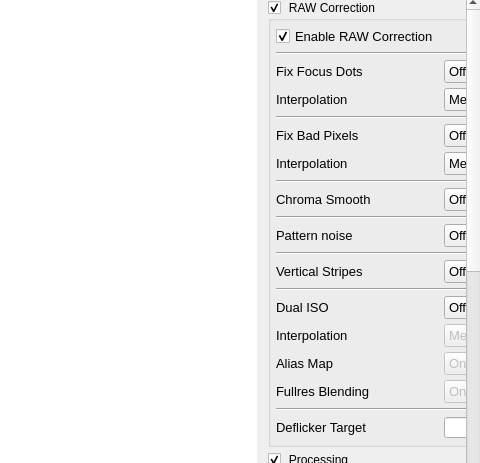
This is platform/qt/MainWindow.ui in ilia3101/MLV-App as Qt 5 draws it before an edit; both pictures show x 720 to 1200 and y 141 to 604 of the 1200 by 700 pixel window. The edited form follows.
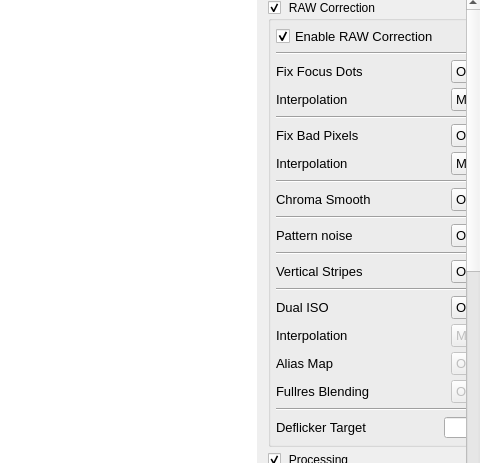
This is the edited form. Icons and pictures are not drawn. Custom widgets are drawn as their Qt base class.

Commit message: QtApp: GUI correction combobox size

Patch:
```diff
--- a/platform/qt/MainWindow.ui
+++ b/platform/qt/MainWindow.ui
@@ -455,7 +455,7 @@
                     <widget class="QComboBox" name="comboBoxFocusPixelSwitch">
                      <property name="maximumSize">
                       <size>
-                       <width>90</width>
+                       <width>83</width>
                        <height>16777215</height>
                       </size>
                      </property>
@@ -501,7 +501,7 @@
                     <widget class="QComboBox" name="comboBoxFocusPixelsInterpolationMethod">
                      <property name="maximumSize">
                       <size>
-                       <width>90</width>
+                       <width>83</width>
                        <height>16777215</height>
                       </size>
                      </property>
@@ -555,7 +555,7 @@
                     <widget class="QComboBox" name="comboBoxBadPixelsSwitch">
                      <property name="maximumSize">
                       <size>
-                       <width>90</width>
+                       <width>83</width>
                        <height>16777215</height>
                       </size>
                      </property>
@@ -601,7 +601,7 @@
                     <widget class="QComboBox" name="comboBoxBadPixelsInterpolationMethod">
                      <property name="maximumSize">
                       <size>
-                       <width>90</width>
+                       <width>83</width>
                        <height>16777215</height>
                       </size>
                      </property>
@@ -652,7 +652,7 @@
                     <widget class="QComboBox" name="comboBoxChromaSmoothSwitch">
                      <property name="maximumSize">
                       <size>
-                       <width>90</width>
+                       <width>83</width>
                        <height>16777215</height>
                       </size>
                      </property>
@@ -713,7 +713,7 @@
                     <widget class="QComboBox" name="comboBoxPatternNoiseSwitch">
                      <property name="maximumSize">
                       <size>
-                       <width>90</width>
+                       <width>83</width>
                        <height>16777215</height>
                       </size>
                      </property>
@@ -764,7 +764,7 @@
                     <widget class="QComboBox" name="comboBoxVerticalStripesSwitch">
                      <property name="maximumSize">
                       <size>
-                       <width>90</width>
+                       <width>83</width>
                        <height>16777215</height>
                       </size>
                      </property>
@@ -820,7 +820,7 @@
                     <widget class="QComboBox" name="comboBoxDualISO">
                      <property name="maximumSize">
                       <size>
-                       <width>90</width>
+                       <width>83</width>
                        <height>16777215</height>
                       </size>
                      </property>
@@ -875,7 +875,7 @@
                      </property>
                      <property name="maximumSize">
                       <size>
-                       <width>90</width>
+                       <width>83</width>
                        <height>16777215</height>
                       </size>
                      </property>
@@ -925,7 +925,7 @@
                      </property>
                      <property name="maximumSize">
                       <size>
-                       <width>90</width>
+                       <width>83</width>
                        <height>16777215</height>
                       </size>
                      </property>
@@ -975,7 +975,7 @@
                      </property>
                      <property name="maximumSize">
                       <size>
-                       <width>90</width>
+                       <width>83</width>
                        <height>16777215</height>
                       </size>
                      </property>
```
Left out of the diff: 1 changed line with no effect on the pictures.
